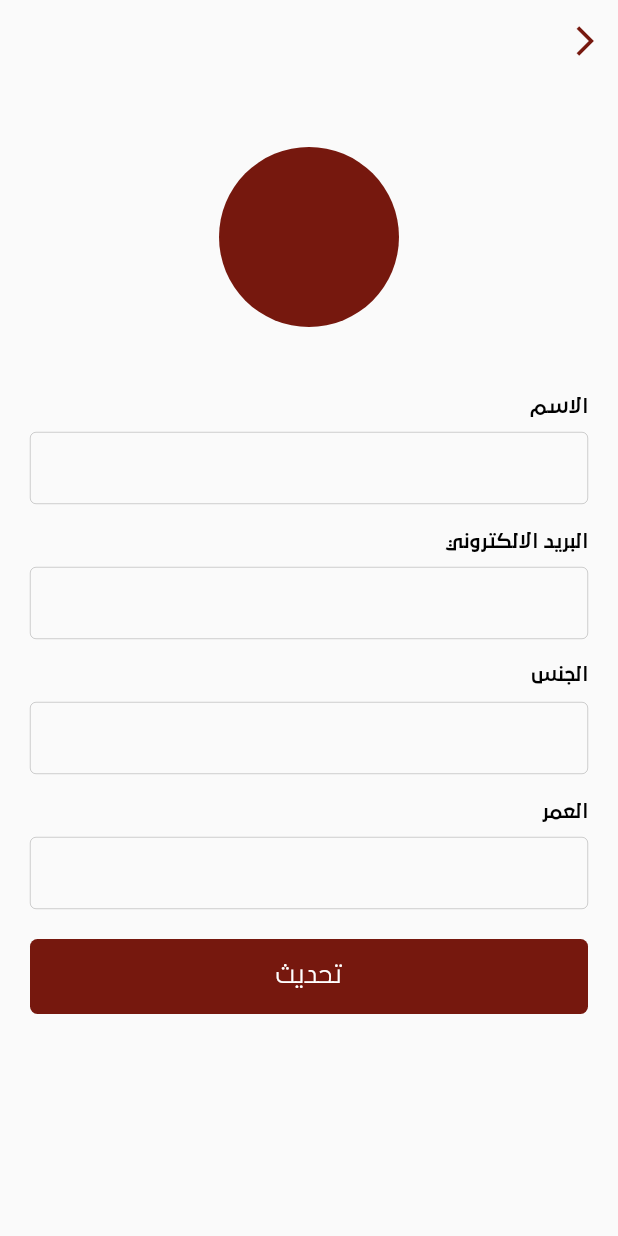
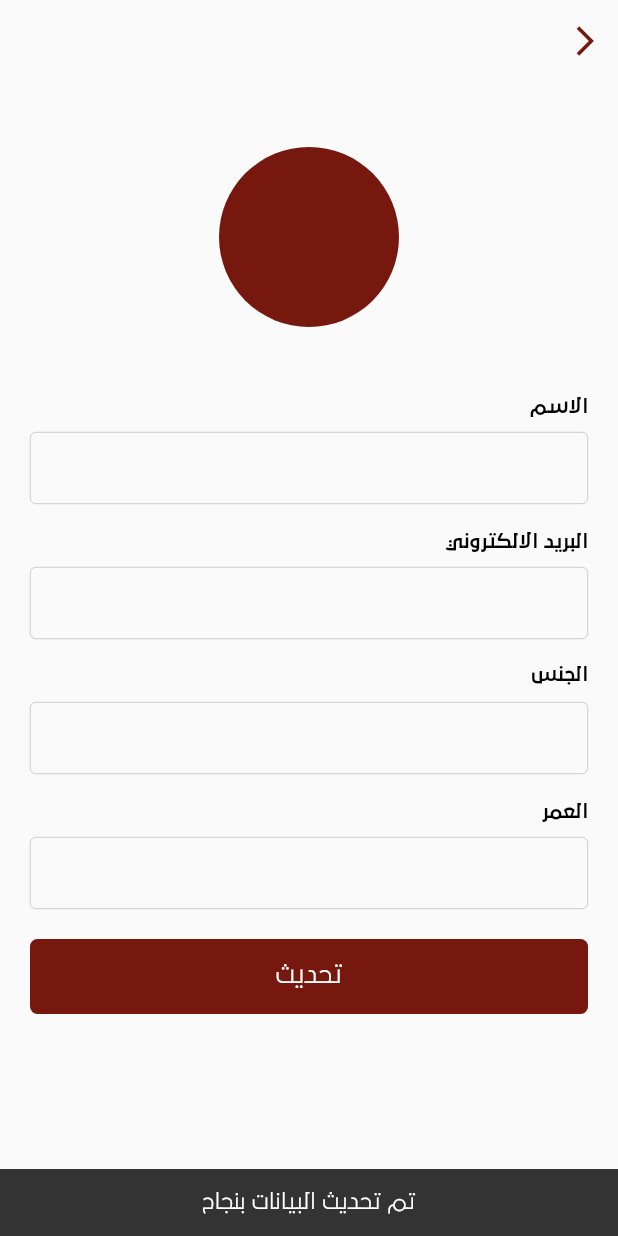
Before and after one commit to Rami-Alamir/turki_maraa, a Flutter app: the PersonalInformation screen opened directly, after a tap on "تحديث", on a phone screen of 412 x 824 dp. Run offline on Flutter 3.47's test engine with Material 2 defaults, Android fonts, the phone set to English and light mode, and no system bars; drawn by our look-alikes of avatar_glow; our stand-ins replace auto_size_text, carousel_slider, connectivity_plus, country_code_picker, firebase_analytics, firebase_core and 16 more; missing offline and left inert: app_settings, firebase_in_app_messaging, flutter_picker, huawei_hmsavailability, huawei_location, huawei_map and 4 more; accounts and stored records are empty; network calls fail; project files that could hold a hidden picture were left out.

Commit message:
update user

```diff
--- a/assets/language/ar.json
+++ b/assets/language/ar.json
@@ -11,7 +11,7 @@
   "orders": "طلباتي",
   "order_details": "تفاصيل الطلب",
   "tamara_desc": "قسمها على ٣ دفعات بدون رسوم",
-  "tabby_desc": "قسمها على ٤ دفعات بدون رسوم",
+  "tabby_desc": "قسّمها على ٤ بدون رسوم ولا فوائد",
   "delivery_address": "عنوان التوصيل",
   "remaining" : "متبقي",
   "order_summary": "ملخص الطلب",
--- a/assets/language/en.json
+++ b/assets/language/en.json
@@ -15,7 +15,7 @@
   "order_details": "Order details",
   "delivery_address": "Delivery Address",
   "tamara_desc": "Divide it in 3 installments without fees",
-  "tabby_desc": "Divide it in 4 installments without fees",
+  "tabby_desc": "4 interest-free payments",
   "remaining" : "Remaining",
   "tamara": "Tamara",
   "tabby": "Tabby",
--- a/lib/controllers/user_provider.dart
+++ b/lib/controllers/user_provider.dart
@@ -1,11 +1,10 @@
 import 'dart:convert';
 import 'package:flutter/material.dart';
+import '../core/utilities/dialog_helper.dart';
 import '../models/user_data.dart';
 import '../repository/user_repository.dart';
 import '../core/service/service_locator.dart';
 import '../core/utilities/get_strings.dart';
-import '../core/utilities/show_snack_bar.dart';
-import '../presentation/widgets/dialog/indicator_dialog.dart';
 
 class UserProvider with ChangeNotifier {
   TextEditingController ageController = TextEditingController();
@@ -15,11 +14,8 @@ class UserProvider with ChangeNotifier {
 
   UserData? _userData;
   String? _accessToken;
-
   //used to update gender
   int? _gender = -1;
-  //used to hide dialog indicator
-  BuildContext? _dialogContext;
 
   UserData? get userData => _userData;
   int get gender => _gender!;
@@ -29,17 +25,16 @@ class UserProvider with ChangeNotifier {
     _userData = userData;
     _accessToken = _userData?.data?.accessToken ?? "";
     initTextController();
+    notifyListeners();
   }
 
-  // update user data
-  Future<void> updateUser(BuildContext context, {bool showMsg = true}) async {
-    _dialogContext = context;
-    if (usernameController.text.isNotEmpty ||
-        ageController.text.isNotEmpty ||
-        emailController.text.isNotEmpty) {
-      _showDialogIndicator(_dialogContext);
+  Future<int> updateUser(BuildContext context) async {
+    if (usernameController.text.trim().isNotEmpty ||
+        ageController.text.trim().isNotEmpty ||
+        emailController.text.trim().isNotEmpty) {
+      sl<DialogHelper>().showIndicatorDialog(context);
       try {
-        var response = await UserRepository().updateInfo({
+        var response = await sl<UserRepository>().updateInfo({
           if (usernameController.text.trim().isNotEmpty)
             "name": usernameController.text,
           if (ageController.text.trim().isNotEmpty)
@@ -52,29 +47,14 @@ class UserProvider with ChangeNotifier {
         if (response.statusCode == 200) {
           _userData = UserData.fromJson(json.decode(response.body.toString()));
           initTextController(context: context);
-          if (showMsg) {
-            // ignore: use_build_context_synchronously
-            sl<ShowSnackBar>()
-                .show(context, 'data_has_been_updated_successfully');
-          }
-          Navigator.pop(_dialogContext!);
-        } else {
-          Navigator.pop(_dialogContext!);
-
-          // ignore: use_build_context_synchronously
-          sl<ShowSnackBar>().show(
-              context,
-              response.statusCode == 400 && showMsg
-                  ? "email_is_used_please_enter_different_email"
-                  : "unexpected_error");
+          notifyListeners();
         }
-      } catch (_) {
-        if (Navigator.canPop(_dialogContext!)) Navigator.pop(_dialogContext!);
-        sl<ShowSnackBar>().show(context, "unexpected_error");
-      }
-      notifyListeners();
+        return response.statusCode;
+      } catch (_) {}
+      return 0;
     }
-  } // update user data
+    return 1;
+  }
 
   void setGender(int value, BuildContext context) {
     _gender = value;
@@ -85,6 +65,7 @@ class UserProvider with ChangeNotifier {
   void initTextController({BuildContext? context}) {
     ageController.text = (_userData?.data?.age ?? "");
     usernameController.text = _userData?.data?.name ?? "";
+    emailController.text = _userData?.data?.email ?? "";
     try {
       if (context != null) {
         genderController.text = sl<GetStrings>()
@@ -93,19 +74,8 @@ class UserProvider with ChangeNotifier {
         genderController.text = '';
         _gender = -1;
       }
-    } catch (e) {
+    } catch (_) {
       genderController.text = "";
     }
-    emailController.text = _userData?.data?.email ?? "";
-  }
-
-  void _showDialogIndicator(context) {
-    showDialog(
-        context: context,
-        barrierDismissible: false,
-        builder: (BuildContext context) {
-          _dialogContext = context;
-          return const IndicatorDialog();
-        });
   }
 }
--- a/lib/presentation/screens/app/app.dart
+++ b/lib/presentation/screens/app/app.dart
@@ -1,6 +1,7 @@
 import 'package:flutter/material.dart';
 import 'package:auto_size_text/auto_size_text.dart';
 import 'package:firebase_messaging/firebase_messaging.dart';
+import 'package:shake/shake.dart';
 import 'package:url_launcher/url_launcher_string.dart';
 import 'package:provider/provider.dart';
 import '../cart/shopping_cart.dart';
@@ -76,6 +77,20 @@ class AppState extends State<App> {
     setupInteractedMessage();
     index = widget.index;
     currentTab = widget.index;
+    ShakeDetector detector = ShakeDetector.autoStart(
+      onPhoneShake: () {
+        ScaffoldMessenger.of(context).showSnackBar(
+          const SnackBar(
+            content: Text('Shake!'),
+          ),
+        );
+        // Do stuff on phone shake
+      },
+      minimumShakeCount: 1,
+      shakeSlopTimeMS: 500,
+      shakeCountResetTime: 3000,
+      shakeThresholdGravity: 2.7,
+    );
     super.initState();
   }
 
@@ -100,7 +115,6 @@ class AppState extends State<App> {
         // let system handle back button if we're on the first route
         return isFirstRouteInCurrentTab;
       },
-      child: TurkiDrawer(
       child: Scaffold(
           key: _appKey,
           // indexed stack shows only one child
@@ -191,7 +205,6 @@ class AppState extends State<App> {
                   }
                 }),
           )),
-      ),
     );
   }
 
--- a/lib/presentation/screens/profile/personal_information.dart
+++ b/lib/presentation/screens/profile/personal_information.dart
@@ -1,10 +1,12 @@
 import 'package:avatar_glow/avatar_glow.dart';
 import 'package:flutter/material.dart';
 import '../../../controllers/user_provider.dart';
+import '../../../core/service/service_locator.dart';
 import '../../../core/utilities/app_localizations.dart';
+import '../../../core/utilities/show_snack_bar.dart';
 import '../../widgets/profile/delete_row.dart';
+import '../../widgets/profile/personal_info_item.dart';
 import '../../widgets/shared/primary_app_bar.dart';
-import '../../widgets/shared/rectangle_text_field.dart';
 import '../../widgets/profile/gender_picker.dart';
 import '../../widgets/shared/rounded_rectangle_button.dart';
 import 'package:provider/provider.dart';
@@ -28,11 +30,7 @@ class PersonalInformationState extends State<PersonalInformation> {
   @override
   Widget build(BuildContext context) {
     final userProvider = Provider.of<UserProvider>(context);
-    if (userProvider.genderController.text.contains("maleString") ||
-        userProvider.genderController.text.contains("femaleString")) {
-      userProvider.genderController.text =
-          AppLocalizations.of(context)!.tr(userProvider.genderController.text);
-    }
+
     return Scaffold(
       extendBodyBehindAppBar: true,
       appBar: const PrimaryAppBar(
@@ -71,15 +69,15 @@ class PersonalInformationState extends State<PersonalInformation> {
               child: Column(
                 crossAxisAlignment: CrossAxisAlignment.start,
                 children: [
-                  _item(
+                  PersonalInfoItem(
                       title: 'name',
                       textEditingController: userProvider.usernameController),
-                  _item(
+                  PersonalInfoItem(
                       title: 'email',
                       textEditingController: userProvider.emailController),
                   GenderPicker(
                       textEditingController: userProvider.genderController),
-                  _item(
+                  PersonalInfoItem(
                       title: 'age',
                       textEditingController: userProvider.ageController,
                       textInputType: TextInputType.number),
@@ -95,7 +93,6 @@ class PersonalInformationState extends State<PersonalInformation> {
               onPressed: () async {
                 RegExp regex =
                     RegExp(r'^.+@[a-zA-Z]+\.{1}[a-zA-Z]+(\.{0,1}[a-zA-Z]+)$');
-
                 if (!regex.hasMatch(userProvider.emailController.text) &&
                     userProvider.emailController.text.isNotEmpty) {
                   ScaffoldMessenger.of(context).showSnackBar(SnackBar(
@@ -104,7 +101,9 @@ class PersonalInformationState extends State<PersonalInformation> {
                     textAlign: TextAlign.center,
                   )));
                 } else {
-                  await userProvider.updateUser(context);
+                  final int statusCode = await userProvider.updateUser(context);
+                  if (!mounted) return;
+                  show(context, statusCode);
                 }
               },
             ),
@@ -115,27 +114,27 @@ class PersonalInformationState extends State<PersonalInformation> {
     );
   }
 
-  Widget _item(
-      {required String title,
-      required TextEditingController textEditingController,
-      TextInputType textInputType = TextInputType.text}) {
-    return Column(
-      mainAxisAlignment: MainAxisAlignment.start,
-      crossAxisAlignment: CrossAxisAlignment.start,
-      children: [
-        Padding(
-          padding: const EdgeInsets.only(top: 20.0, bottom: 10),
-          child: Text(AppLocalizations.of(context)!.tr(title),
-              textAlign: TextAlign.start,
-              style: Theme.of(context).textTheme.headline1!.copyWith(
-                  fontSize: 12, fontWeight: FontWeight.w700, height: 1)),
-        ),
-        RectangleTextField(
-          controller: textEditingController,
-          maxLength: 30,
-          textInputType: textInputType,
-        ),
-      ],
-    );
+  void show(BuildContext context, int statusCode) {
+    switch (statusCode) {
+      case 1:
+        sl<ShowSnackBar>().show(context, "data_has_been_updated_successfully");
+        break;
+      case 200:
+        FocusScope.of(context).requestFocus(FocusNode());
+        Navigator.of(context, rootNavigator: true).pop();
+        sl<ShowSnackBar>().show(context, "data_has_been_updated_successfully");
+        break;
+      case 400:
+        FocusScope.of(context).requestFocus(FocusNode());
+        Navigator.of(context, rootNavigator: true).pop();
+        sl<ShowSnackBar>()
+            .show(context, "email_is_used_please_enter_different_email");
+        break;
+      default:
+        FocusScope.of(context).requestFocus(FocusNode());
+        Navigator.of(context, rootNavigator: true).pop();
+        sl<ShowSnackBar>().show(context, "unexpected_error");
+        break;
+    }
   }
 }
--- a/lib/presentation/widgets/cart/cart_bottom_sheet.dart
+++ b/lib/presentation/widgets/cart/cart_bottom_sheet.dart
@@ -47,8 +47,14 @@ class CartBottomSheetState extends State<CartBottomSheet> {
         return true;
       },
       child: DraggableScrollableSheet(
-        initialChildSize: min > total ? 0.35 :SizeConfig.deviceScreenType ==DeviceScreenType.mobile?0.25: 0.15,
-        minChildSize: SizeConfig.deviceScreenType ==DeviceScreenType.mobile?0.25: 0.15,
+        initialChildSize: min > total
+            ? 0.35
+            : SizeConfig.deviceScreenType == DeviceScreenType.mobile
+                ? 0.25
+                : 0.18,
+        minChildSize: SizeConfig.deviceScreenType == DeviceScreenType.mobile
+            ? 0.25
+            : 0.18,
         maxChildSize: 0.5,
         builder: (BuildContext context, ScrollController scrollController) {
           return Container(
--- /dev/null
+++ b/lib/presentation/widgets/profile/personal_info_item.dart
@@ -0,0 +1,37 @@
+import 'package:flutter/material.dart';
+import '../../../core/utilities/app_localizations.dart';
+import '../shared/rectangle_text_field.dart';
+
+class PersonalInfoItem extends StatelessWidget {
+  final String title;
+  final TextEditingController textEditingController;
+  final TextInputType textInputType;
+  const PersonalInfoItem(
+      {Key? key,
+      required this.title,
+      required this.textEditingController,
+      this.textInputType = TextInputType.text})
+      : super(key: key);
+
+  @override
+  Widget build(BuildContext context) {
+    return Column(
+      mainAxisAlignment: MainAxisAlignment.start,
+      crossAxisAlignment: CrossAxisAlignment.start,
+      children: [
+        Padding(
+          padding: const EdgeInsets.only(top: 20.0, bottom: 10),
+          child: Text(AppLocalizations.of(context)!.tr(title),
+              textAlign: TextAlign.start,
+              style: Theme.of(context).textTheme.headline1!.copyWith(
+                  fontSize: 12, fontWeight: FontWeight.w700, height: 1)),
+        ),
+        RectangleTextField(
+          controller: textEditingController,
+          maxLength: 30,
+          textInputType: textInputType,
+        ),
+      ],
+    );
+  }
+}
--- a/pubspec.yaml
+++ b/pubspec.yaml
@@ -49,11 +49,12 @@ dependencies:
   get_it: ^7.2.0
   connectivity_plus: ^3.0.2
   lottie: ^2.2.0
+  shake: ^2.2.0
 
 dev_dependencies:
   flutter_test:
     sdk: flutter
-  flutter_native_splash: ^2.2.16
+  flutter_native_splash: ^2.2.17
   flutter_lints: ^2.0.1
 
 
```
Also changed, not shown: pubspec.lock, 1 other file. Lines whose indentation alone changed are shown as unchanged.
